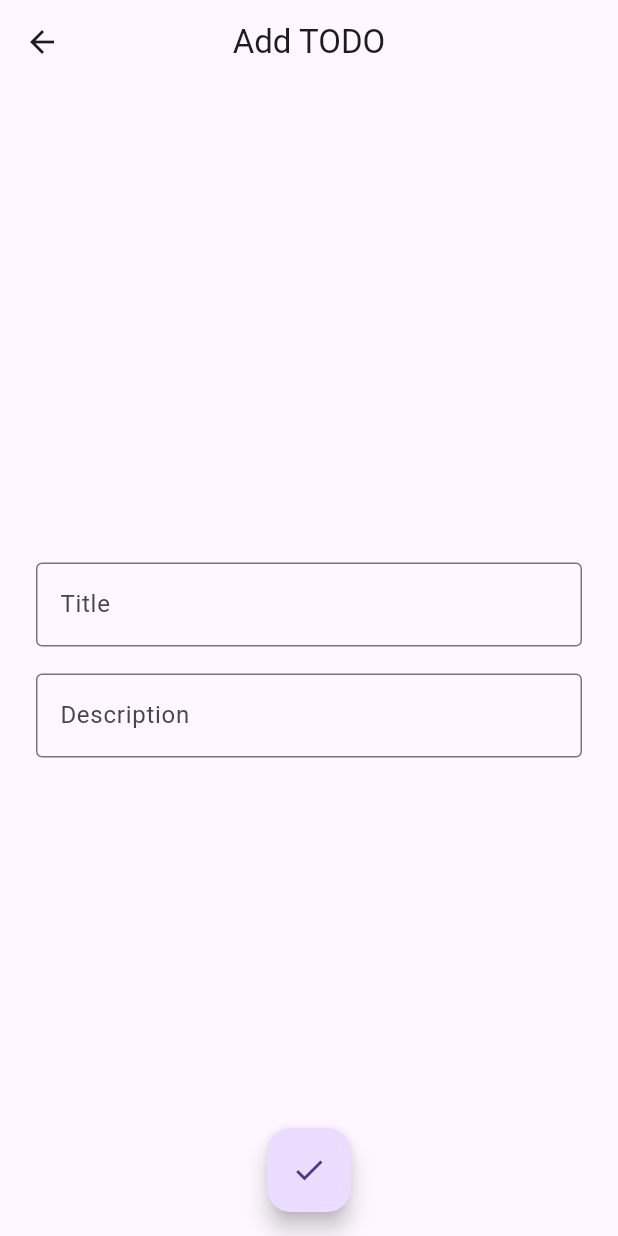
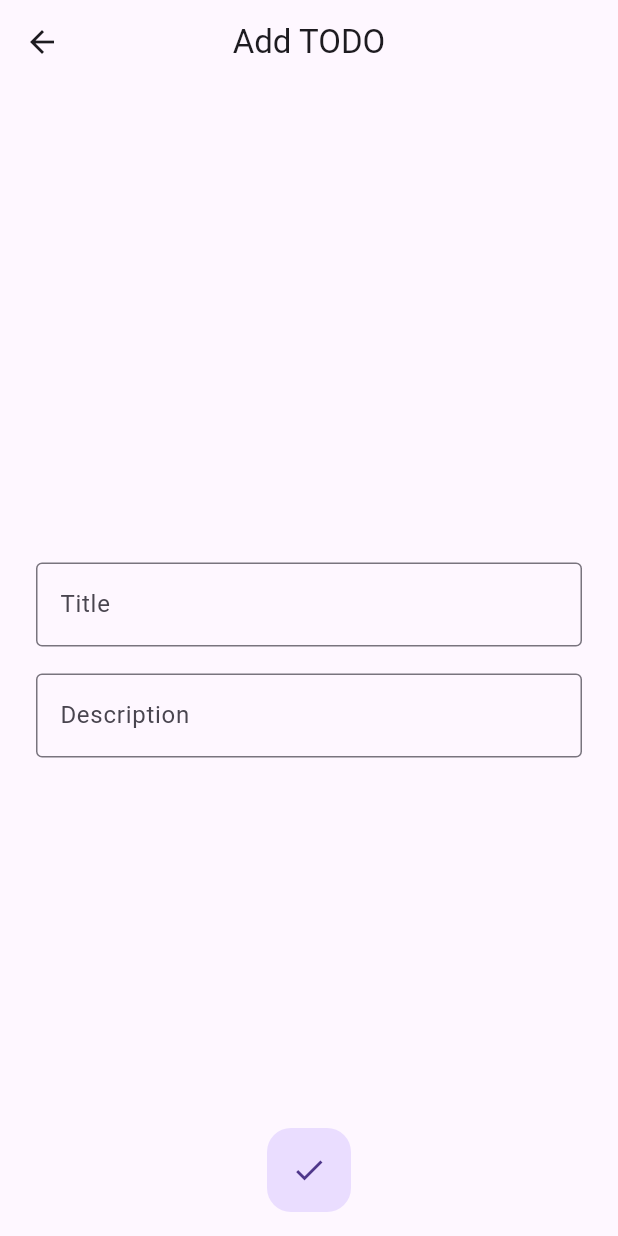
Before and after one commit to alli2729/state_managment_app, a Flutter app: the AddTodo screen opened by its route, on a phone screen of 412 x 824 dp. Run offline on Flutter 3.47's test engine with Material 3 defaults, Android fonts, the light colour scheme and no system bars; our stand-ins replace get.

Commit message:
finished add todo

```diff
--- a/lib/src/pages/add_todo/controllers/add_todo_controller.dart
+++ b/lib/src/pages/add_todo/controllers/add_todo_controller.dart
@@ -3,14 +3,26 @@ import 'package:get/get.dart';
 
 class AddTodoController extends GetxController {
   //* Variable ________________________________________________________________
-  TextEditingController titleController = TextEditingController();
-  TextEditingController descriptionController = TextEditingController();
+
+  final TextEditingController titleController = TextEditingController();
+  final TextEditingController descriptionController = TextEditingController();
+  final formKey = GlobalKey<FormState>();
 
   //* Methods _________________________________________________________________
-  void returnData() {
-    List<String> todo = [titleController.text, descriptionController.text];
 
-    Get.back<List<String>?>(result: todo);
+  void submit() {
+    if (formKey.currentState?.validate() ?? false) {
+      List<String> todo = [titleController.text, descriptionController.text];
+
+      Get.back<List<String>?>(result: todo);
+    }
+  }
+
+  String? validator(String? input) {
+    if (input != null) {
+      if (input.isEmpty) return 'required';
+    }
+    return null;
   }
 
   @override
--- a/lib/src/pages/add_todo/views/add_todo.dart
+++ b/lib/src/pages/add_todo/views/add_todo.dart
@@ -24,7 +24,9 @@ class AddTodo extends GetView<AddTodoController> {
 
   Widget _fab() {
     return FloatingActionButton(
-      onPressed: controller.returnData,
+      onPressed: controller.submit,
+      elevation: 0,
+      hoverElevation: 0,
       child: const Icon(Icons.check),
     );
   }
@@ -32,6 +34,8 @@ class AddTodo extends GetView<AddTodoController> {
   Widget _body() {
     return Padding(
       padding: const EdgeInsets.all(24.0),
+      child: Form(
+        key: controller.formKey,
         child: Column(
           mainAxisAlignment: MainAxisAlignment.center,
           children: [
@@ -40,12 +44,16 @@ class AddTodo extends GetView<AddTodoController> {
             _descriptionField(),
           ],
         ),
+      ),
     );
   }
 
+  //* Widgets _________________________________________________________________
+
   Widget _titleField() {
-    return TextField(
+    return TextFormField(
       controller: controller.titleController,
+      validator: controller.validator,
       decoration: const InputDecoration(
         border: OutlineInputBorder(),
         labelText: 'Title',
@@ -54,8 +62,9 @@ class AddTodo extends GetView<AddTodoController> {
   }
 
   Widget _descriptionField() {
-    return TextField(
+    return TextFormField(
       controller: controller.descriptionController,
+      validator: controller.validator,
       decoration: const InputDecoration(
         border: OutlineInputBorder(),
         labelText: 'Description',
```
Lines whose indentation alone changed are shown as unchanged.
